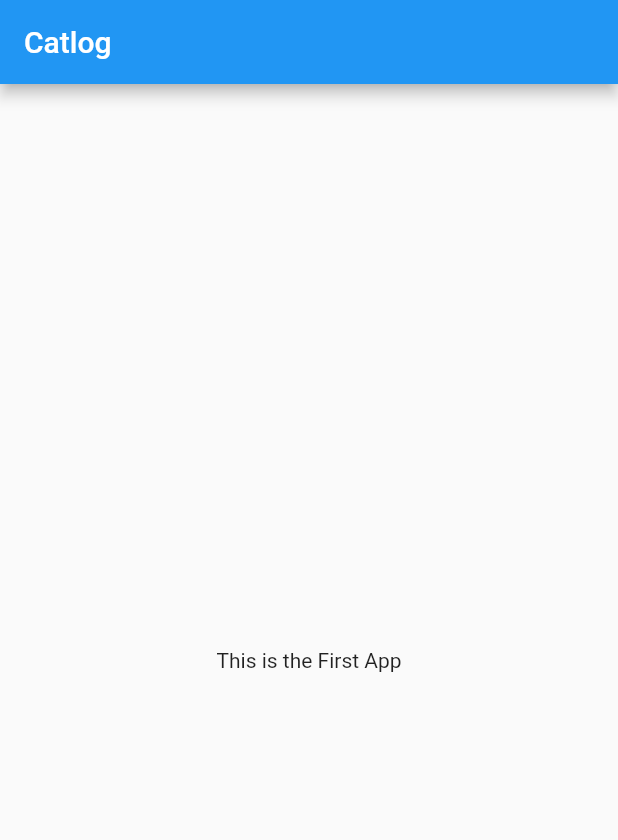
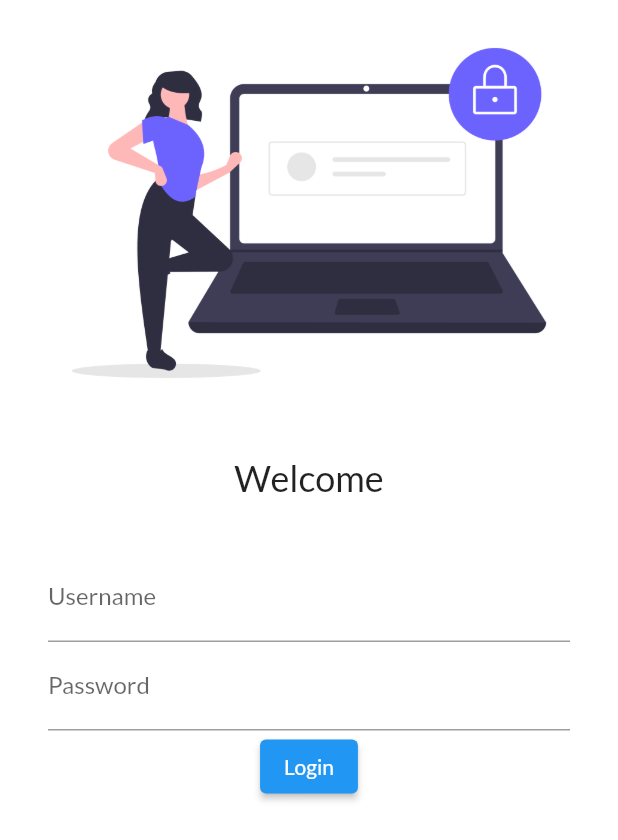
Before and after one commit to The-Pavan-Patil/FlutterAppCatlogs, a Flutter app: the screen it shows after launch, on a phone screen of 412 x 824 dp. Shown: the top 840 px of the screen. Run offline on Flutter 3.47's test engine with Material 2 defaults, Android fonts, the phone set to English and light mode, and no system bars; our stand-ins replace google_fonts.

Commit message:
day 3 commit

```diff
--- a/lib/HomePage.dart
+++ b/lib/Pages/HomePage.dart
@@ -15,6 +15,7 @@ class HomePage extends StatelessWidget {
           child: Text("This is the First App"),
         ),
       ),
-    );
+
+    drawer: Drawer(),);
   }
 }
--- /dev/null
+++ b/lib/Pages/LoginPage.dart
@@ -0,0 +1,38 @@
+import 'package:flutter/material.dart';
+
+class LoginPage extends StatelessWidget {
+  const LoginPage({Key? key}) : super(key: key);
+
+  @override
+  Widget build(BuildContext context) {
+    return Material(
+      color: Colors.white,
+      child:
+      Column(children: [Image.asset(
+        "assets/images/LoginImg.png",fit: BoxFit.cover,),
+        SizedBox(
+          height: 20,
+        ),
+        Text(
+          "Welcome",style: TextStyle(fontSize: 24),),
+        SizedBox(
+          height: 20,
+        ),
+      Padding(
+        padding: const EdgeInsets.symmetric(vertical: 16.0, horizontal: 32.0),
+        child: Column(
+          children: [
+            TextFormField(
+            decoration: InputDecoration(hintText: "Enter Username",labelText: "Username"),
+          ),
+            TextFormField(
+              decoration: InputDecoration(hintText: "Enter Password",labelText: "Password"),
+            ),
+            ElevatedButton(onPressed: () {print("object");}, child: Text("Login"))
+          ],
+        ),
+      )
+      ]),
+    );
+  }
+}
--- a/lib/main.dart
+++ b/lib/main.dart
@@ -1,8 +1,9 @@
 //import 'dart:html';
 
 import 'package:flutter/material.dart';
-import 'package:untitled/HomePage.dart';
-
+import 'package:untitled/Pages/HomePage.dart';
+import 'package:untitled/Pages/LoginPage.dart';
+import 'package:google_fonts/google_fonts.dart';
 void main(){
   runApp(Myapp());
 
@@ -14,6 +15,17 @@ void main(){
    Widget build(BuildContext context) {
 
      return MaterialApp(
-       home: HomePage());
+
+       themeMode: ThemeMode.light,
+
+       theme: ThemeData(primarySwatch: Colors.blue, fontFamily: GoogleFonts.lato().fontFamily/* primaryTextTheme: GoogleFonts.latoTextTheme()*/ ),
+       darkTheme: ThemeData( brightness: Brightness.dark),
+     //initialRoute: "/Home",
+     routes: {
+         "/" : (context) => LoginPage(),
+       "/Home" : (context) => HomePage()
+     },
+     );
+
    }
  }
--- a/pubspec.yaml
+++ b/pubspec.yaml
@@ -30,7 +30,7 @@ environment:
 dependencies:
   flutter:
     sdk: flutter
-
+  google_fonts: ^5.1.0
 
   # The following adds the Cupertino Icons font to your application.
   # Use with the CupertinoIcons class for iOS style icons.
@@ -59,8 +59,8 @@ flutter:
   uses-material-design: true
 
   # To add assets to your application, add an assets section, like this:
-  # assets:
-  #   - images/a_dot_burr.jpeg
+  assets:
+     - assets/images/
   #   - images/a_dot_ham.jpeg
 
   # An image asset can refer to one or more resolution-specific "variants", see
```
Also changed, not shown: assets/images/LoginImg.png (added), pubspec.lock, 4 other files.
